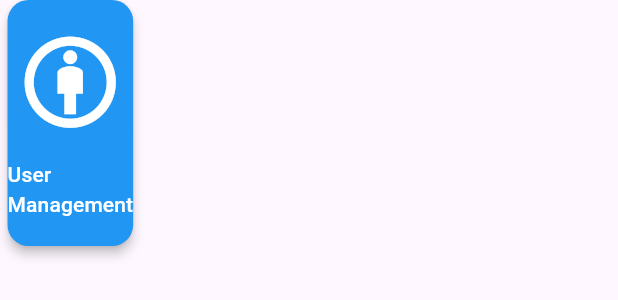
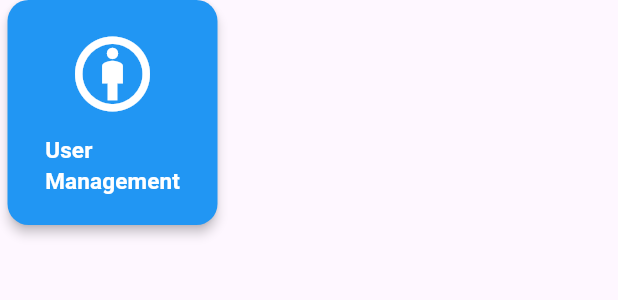
Before and after one commit to ainjhaa/Scrumbl_iServe-SRM, a Flutter app: the NavButton widget shown alone on an empty page, opened directly, on a phone screen of 412 x 824 dp. Shown: the top 300 px of the screen. Run offline on Flutter 3.47's test engine with Material 3 defaults, Android fonts, the phone set to English and light mode, and no system bars; our stand-ins replace firebase_auth, firebase_core, get, shared_preferences; accounts and stored records are empty; network calls fail.

Commit message:
Refactor NavButton layout and styling
Updated NavButton to have fixed dimensions and adjusted icon and text sizes.

```diff
--- a/lib/widgets/nav_button.dart
+++ b/lib/widgets/nav_button.dart
@@ -16,29 +16,40 @@ class NavButton extends StatelessWidget {
 
   @override
 Widget build(BuildContext context) {
-    return Expanded(
+  return SizedBox(
+    width: 150,  // ← set desired width
+    height: 150, // ← set desired height
     child: Container(
       margin: const EdgeInsets.symmetric(horizontal: 5),
       child: ElevatedButton(
         style: ElevatedButton.styleFrom(
           backgroundColor: color,
           padding: const EdgeInsets.symmetric(vertical: 18),
-            shape: RoundedRectangleBorder(borderRadius: BorderRadius.circular(14)),
+          shape: RoundedRectangleBorder(
+            borderRadius: BorderRadius.circular(14),
+          ),
           elevation: 3,
         ),
         onPressed: () {
-            Navigator.push(context, MaterialPageRoute(builder: (_) => destination));
+          Navigator.push(
+            context,
+            MaterialPageRoute(builder: (_) => destination),
+          );
         },
         child: Column(
           mainAxisSize: MainAxisSize.min,
           children: [
-              Icon(icon, color: Colors.white, size: 73),
-              const SizedBox(height: 15),
-              Text(label, style: const TextStyle(color: Colors.white)),
+            Icon(icon, color: Colors.white, size: 60), // ← adjust icon size
+            const SizedBox(height: 10),
+            Text(
+              label,
+              style: const TextStyle(color: Colors.white, fontSize: 15, fontWeight: FontWeight.bold), // ← adjust text size
+            ),
           ],
         ),
       ),
     ),
   );
+
   }
 }
```
Lines whose indentation alone changed are shown as unchanged.
